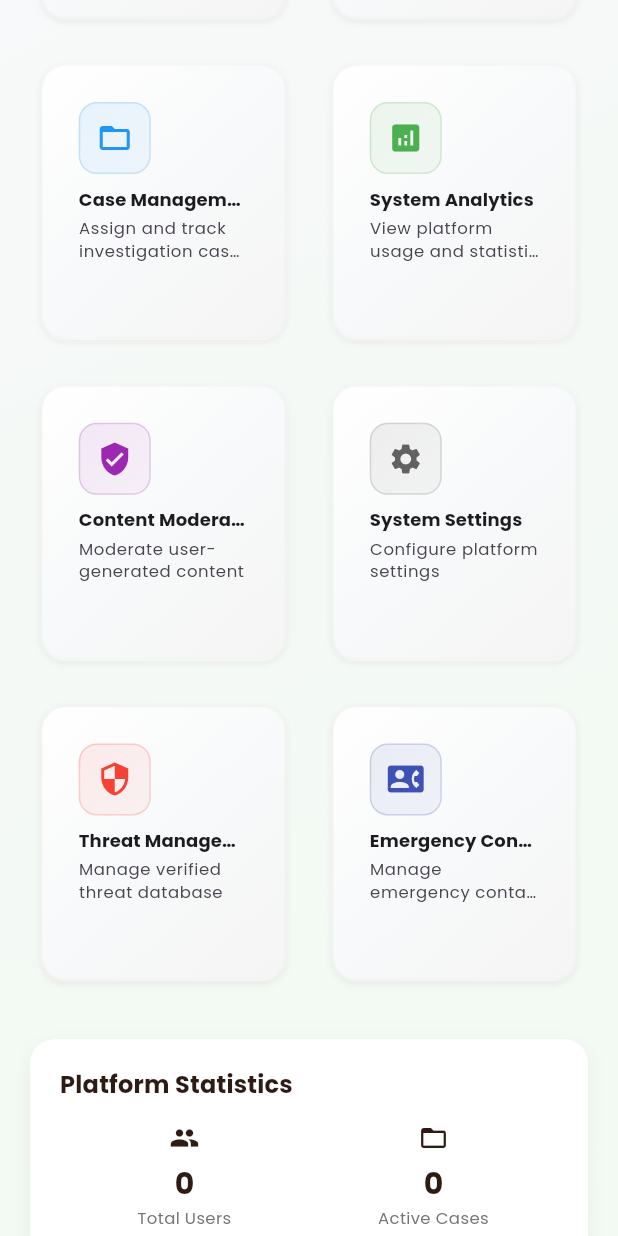
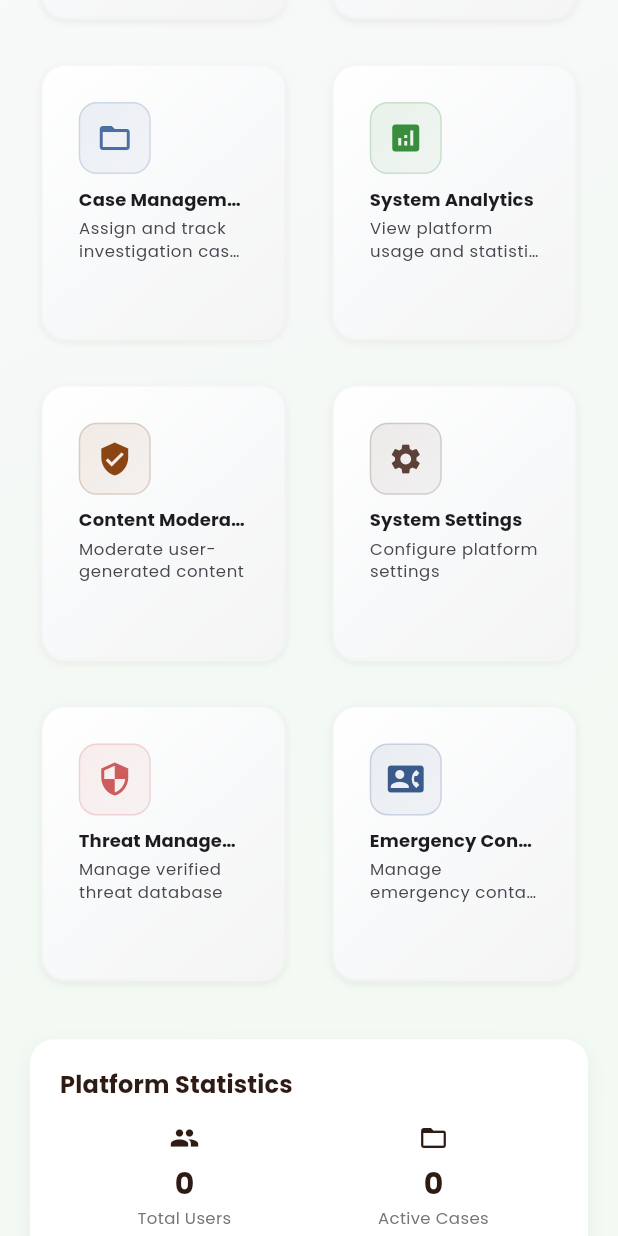
Before and after one commit to Wilsons-Navid/Capstone-Project, a Flutter app: the AdminDashboardPage screen opened by its route, scrolled down 576 dp, on a phone screen of 412 x 824 dp. Run offline on Flutter 3.47's test engine with Material 3 defaults, Android fonts, the phone set to English and light mode, and no system bars; our stand-ins replace cached_network_image, cloud_firestore, cloud_functions, connectivity_plus, csv, device_info_plus and 33 more; missing offline and left inert: another_telephony, firebase_performance, markdown; accounts and stored records are empty; network calls fail.

Commit message:
feat(admin): role-gate admin access and tokenize the hub
Drawer and dashboard now read users/{uid}.role and only show the
Admin Panel entry / Database Setup card for admin and super_admin
accounts. Admin hub grid cards move from stock Material colors to
the earth palette and the access-info copy reflects role-based
access instead of the old 'enabled for all users' note.

```diff
--- a/mobile/rethicsai/lib/features/admin/presentation/pages/admin_dashboard_page.dart
+++ b/mobile/rethicsai/lib/features/admin/presentation/pages/admin_dashboard_page.dart
@@ -1,5 +1,4 @@
 import 'package:flutter/material.dart';
-import 'package:easy_localization/easy_localization.dart';
 import 'package:cloud_firestore/cloud_firestore.dart';
 
 import '../../../../core/themes/app_theme.dart';
@@ -139,7 +138,7 @@
                         'Learning Materials',
                         'Manage educational content and categories',
                         Icons.school,
-                        Colors.teal,
+                        AppTheme.secondaryDark,
                         () {
                           Navigator.push(
                             context,
@@ -154,7 +153,7 @@
                         'Incident Reports',
                         'View and manage all incident reports',
                         Icons.report_problem,
-                        Colors.orange,
+                        AppTheme.copperAccent,
                         () {
                           Navigator.push(
                             context,
@@ -169,7 +168,7 @@
                         'Detected Threats',
                         'Scams the AI model flagged from scans & SMS',
                         Icons.shield_moon,
-                        Colors.teal,
+                        AppTheme.accentDark,
                         () {
                           Navigator.push(
                             context,
@@ -184,7 +183,7 @@
                         'Case Management',
                         'Assign and track investigation cases',
                         Icons.folder_open,
-                        Colors.blue,
+                        AppTheme.victoriaBlue,
                         () {
                           Navigator.push(
                             context,
@@ -199,7 +198,7 @@
                         'System Analytics',
                         'View platform usage and statistics',
                         Icons.analytics,
-                        Colors.green,
+                        AppTheme.successColor,
                         () {
                           Navigator.push(
                             context,
@@ -214,7 +213,7 @@
                         'Content Moderation',
                         'Moderate user-generated content',
                         Icons.verified_user,
-                        Colors.purple,
+                        AppTheme.baobabBrown,
                         () {
                           Navigator.push(
                             context,
@@ -229,7 +228,7 @@
                         'System Settings',
                         'Configure platform settings',
                         Icons.settings,
-                        Colors.grey[700]!,
+                        AppTheme.kilimanjaro,
                         () {
                           Navigator.push(
                             context,
@@ -244,7 +243,7 @@
                         'Threat Management',
                         'Manage verified threat database',
                         Icons.security,
-                        Colors.red,
+                        AppTheme.clayRed,
                         () {
                           Navigator.push(
                             context,
@@ -259,7 +258,7 @@
                         'Emergency Contacts',
                         'Manage emergency contact database',
                         Icons.contact_phone,
-                        Colors.indigo,
+                        AppTheme.victoriaBlueDark,
                         () {
                           Navigator.push(
                             context,
@@ -362,9 +361,8 @@
                         const SizedBox(height: 12),
                         Text(
                           '• Admin access is available through the navigation drawer\n'
-                          '• In production, this requires user.isAdmin = true\n'
-                          '• Access URL: /admin or through the drawer menu\n'
-                          '• For testing, admin access is currently enabled for all users',
+                          '• Restricted to accounts with the admin or super_admin role\n'
+                          '• Roles are stored on the user document and enforced by Firestore rules',
                           style: Theme.of(context).textTheme.bodyMedium?.copyWith(
                             color: Colors.grey[700],
                           ),
@@ -472,23 +470,4 @@
       ],
     );
   }
-
-  void _showComingSoon(BuildContext context) {
-    showDialog(
-      context: context,
-      builder: (context) => AlertDialog(
-        title: const Text('Coming Soon'),
-        content: const Text(
-          'This admin feature is currently under development. '
-          'It will be available in a future update.',
-        ),
-        actions: [
-          TextButton(
-            onPressed: () => Navigator.pop(context),
-            child: const Text('OK'),
-          ),
-        ],
-      ),
-    );
-  }
 }
```
Also changed, not shown: mobile/rethicsai/lib/shared/widgets/app_drawer.dart (+26 -6 lines).
